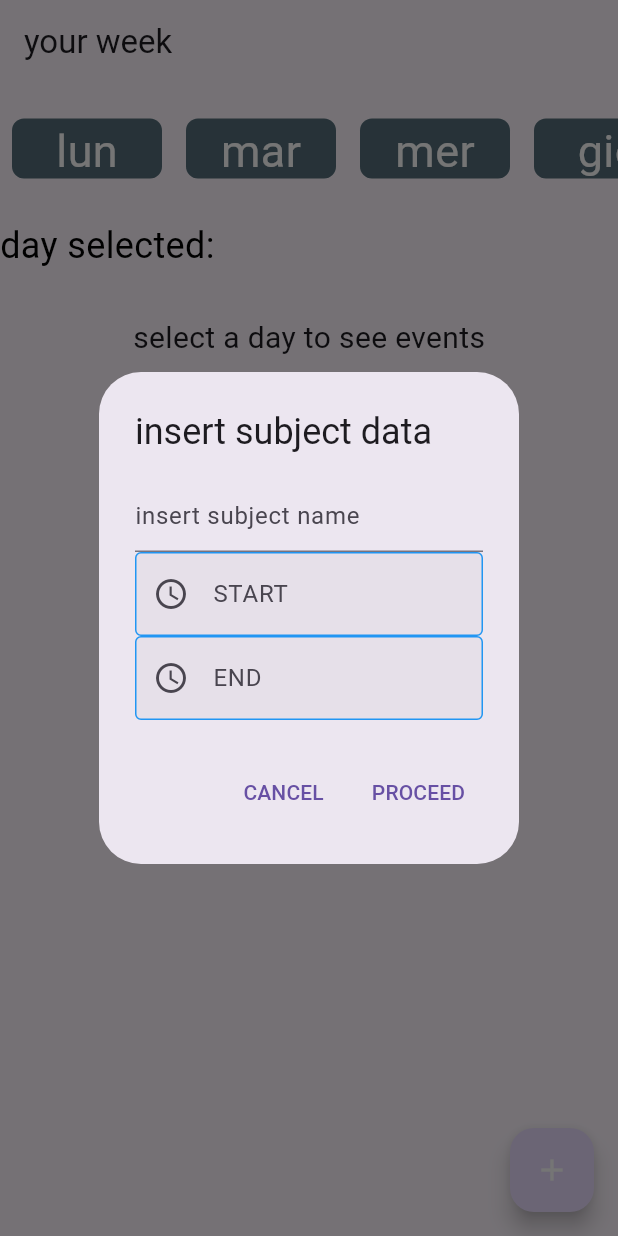
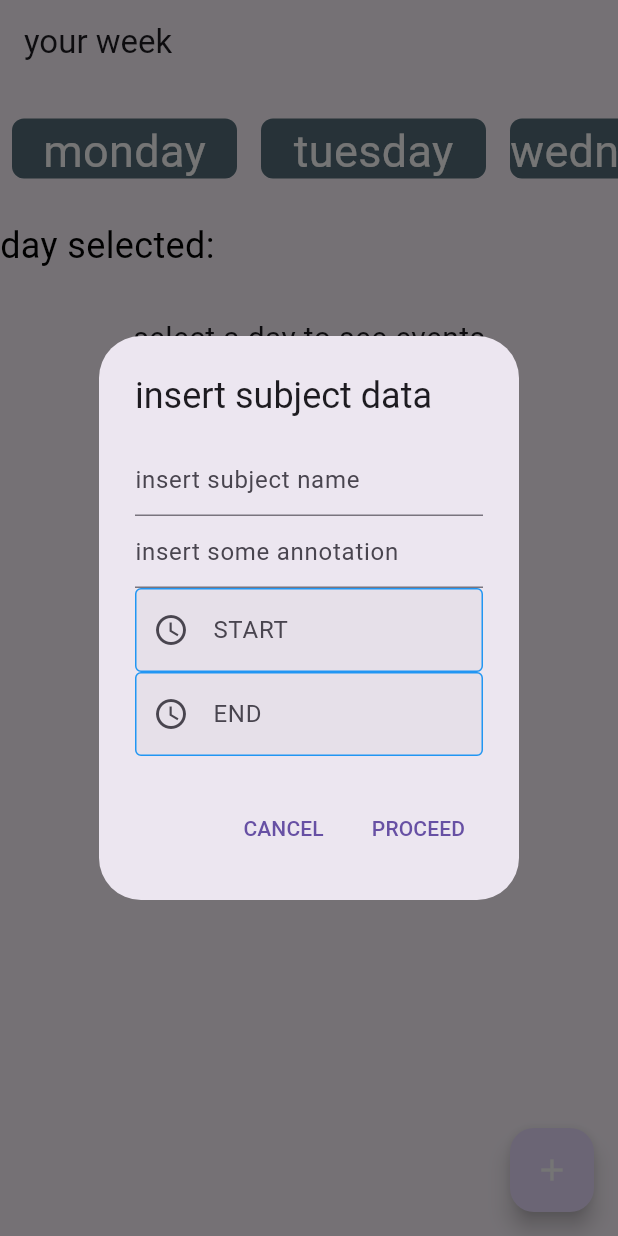
Before and after one commit to allozziotharo/Mobile-Computing, a Flutter app: the screen it shows after launch, after a tap on the "add" icon, on a phone screen of 412 x 824 dp. Run offline on Flutter 3.47's test engine with Material 3 defaults, Android fonts, the phone set to English and light mode, and no system bars; our stand-ins replace google_fonts, table_calendar; Roboto replaces fonts that are missing (Oxanium).

Commit message:
refactoring
un po' di refactoring stupido non prestare attenzione caro

```diff
--- a/project_mobile/lib/screens/weekpage.dart
+++ b/project_mobile/lib/screens/weekpage.dart
@@ -1,32 +1,5 @@
 import 'package:flutter/material.dart';
 import 'package:project_mobile/widget/DayItem.dart';
-
-class DayItemWidget extends StatelessWidget {
-  final String day;
-  //una lista di eventi ?
-
-  const DayItemWidget({required this.day});
-
-  @override
-  Widget build(BuildContext context) {
-    return Container(
-      margin: EdgeInsets.all(8),
-      width: 100,
-      height: 40,
-      decoration: BoxDecoration(
-          borderRadius: BorderRadius.circular(8), color: Colors.blueGrey[600]),
-      child: Center(
-        child: Text(
-          day,
-          style: TextStyle(
-            fontSize: 30,
-            color: Colors.white,
-          ),
-        ),
-      ),
-    );
-  }
-}
 
 class WeekPage extends StatefulWidget {
   @override
@@ -38,25 +11,36 @@ class _WeekPageState extends State<WeekPage> {
   TextEditingController _timeControllerStart = TextEditingController();
   TextEditingController _timeControllerEnd = TextEditingController();
   /******************************************************/
+  //stringa che stampa il giorno corrente
+  String _daySelected = "";
+
+  //lista che contiene i giorni della settimana
+  final List<String> _days = [
+    "monday",
+    "tuesday",
+    "wednesday",
+    "thursday",
+    "friday"
+  ];
+  /*****************************************/
 
   //serve per accedere agli elementi dell' AnimatedList
-  Map<String, GlobalKey<AnimatedListState>> _dayKey = {
-    "lunedì": GlobalKey<AnimatedListState>(),
-    "martedì": GlobalKey<AnimatedListState>(),
-    "mercoledì": GlobalKey<AnimatedListState>(),
-    "giovedì": GlobalKey<AnimatedListState>(),
-    "venerdì": GlobalKey<AnimatedListState>(),
+  late Map<String, GlobalKey<AnimatedListState>> _dayKey = {
+    _days[0]: GlobalKey<AnimatedListState>(),
+    _days[1]: GlobalKey<AnimatedListState>(),
+    _days[2]: GlobalKey<AnimatedListState>(),
+    _days[3]: GlobalKey<AnimatedListState>(),
+    _days[4]: GlobalKey<AnimatedListState>(),
   };
+  /****************************************************/
 
-  //stringa che stampa il giorno corrente
-  String _daySelected = "";
   //mappa <giorno, lista_del_giorno>
-  Map<String, List<ClassItem>> dayToList = {
-    "lunedì": [],
-    "martedì": [],
-    "mercoledì": [],
-    "giovedì": [],
-    "venerdì": [],
+  late Map<String, List<ClassItem>> dayToList = {
+    _days[0]: [],
+    _days[1]: [],
+    _days[2]: [],
+    _days[3]: [],
+    _days[4]: [],
   };
   /***********************************/
 
@@ -75,52 +59,24 @@ class _WeekPageState extends State<WeekPage> {
                   children: [
                     SingleChildScrollView(
                         scrollDirection: Axis.horizontal,
-                    child: Row(children: [
-                      GestureDetector(
+                        child: Row(
+                            children: List.generate(
+                          //creato una lista con le stringhe dei giorni della settimana
+                          5, //anzizhè ripetere il codice 5 volte uso List.generate(...) e lo scrivo una volta sola
+                          (index) => GestureDetector(
                             onTap: () {
                               setState(() {
-                              _daySelected = "lunedì";
+                                _daySelected = _days[index];
                               });
                             },
-                          child: DayItemWidget(day: "lun")),
-                      GestureDetector(
-                          onTap: () {
-                            setState(() {
-                              _daySelected = "martedì";
-                            });
-                          },
-                          child: DayItemWidget(day: "mar")),
-                      GestureDetector(
-                          onTap: () {
-                            setState(() {
-                              _daySelected = "mercoledì";
-                            });
-                          },
-                          child: DayItemWidget(day: "mer")),
-                      GestureDetector(
-                          onTap: () {
-                            setState(() {
-                              _daySelected = "giovedì";
-                            });
-                          },
-                          child: DayItemWidget(day: "gio")),
-                      GestureDetector(
-                          onTap: () {
-                            setState(() {
-                              _daySelected = "venerdì";
-                            });
-                          },
-                          child: DayItemWidget(day: "ven")),
+                            child: DayItemWidget(day: _days[index]),
+                          ),
+                        ))),
+                    SizedBox(height: 20),
+                    Text("day selected: " + _daySelected,
+                        style: TextStyle(fontSize: 24, color: Colors.black)),
+                    SizedBox(height: 30),
                   ])),
-                SizedBox(height: 20),
-                Text(
-                  "day selected: " + _daySelected,
-                  style: TextStyle(fontSize: 24, color: Colors.black),
-                ),
-                SizedBox(height: 30),
-              ],
-            ),
-          ),
           if (_daySelected.isNotEmpty) // Check if a day is selected
             Expanded(
               child: AnimatedList(
@@ -136,7 +92,7 @@ class _WeekPageState extends State<WeekPage> {
             )
           else
             Center(
-              child: Text(
+              child: const Text(
                 "select a day to see events",
                 style: TextStyle(fontSize: 20),
               ),
@@ -174,6 +130,7 @@ class _WeekPageState extends State<WeekPage> {
   }
 
   void readData() {
+    String notes = "";
     String subject = "";
     TimeOfDay start = TimeOfDay(hour: 0, minute: 0);
     TimeOfDay end = TimeOfDay(hour: 0, minute: 0);
@@ -192,6 +149,14 @@ class _WeekPageState extends State<WeekPage> {
                   },
                   decoration: InputDecoration(
                     hintText: 'insert subject name',
+                  ),
+                ),
+                TextField(
+                  onChanged: (value) {
+                    notes = value;
+                  },
+                  decoration: InputDecoration(
+                    hintText: 'insert some annotation',
                   ),
                 ),
                 TextField(
@@ -242,15 +207,15 @@ class _WeekPageState extends State<WeekPage> {
             ),
             actions: [
               TextButton(
-                child: Text('CANCEL'),
+                child: const Text('CANCEL'),
                 onPressed: () {
                   Navigator.of(context).pop();
                 },
               ),
               TextButton(
-                child: Text('PROCEED'),
+                child: const Text('PROCEED'),
                 onPressed: () {
-                  insertItem(subject, start, end);
+                  insertItem(subject, notes, start, end);
                   _timeControllerStart.text = '';
                   _timeControllerEnd.text = '';
                   Navigator.of(context).pop();
@@ -262,9 +227,11 @@ class _WeekPageState extends State<WeekPage> {
   }
 
   //funzione che chiama il costruttore di list item e lo inserisce nella lista
-  void insertItem(String subject, TimeOfDay start, TimeOfDay end) {
+  void insertItem(
+      String subject, String notes, TimeOfDay start, TimeOfDay end) {
     final newIndex = 0;
-    final newItem = ClassItem(subject: subject, start: start, end: end);
+    final newItem =
+        ClassItem(subject: subject, notes: notes, start: start, end: end);
     dayToList[_daySelected]!.insert(newIndex, newItem);
     _dayKey[_daySelected]
         ?.currentState!
--- a/project_mobile/lib/widget/DayItem.dart
+++ b/project_mobile/lib/widget/DayItem.dart
@@ -2,21 +2,47 @@
 import 'package:flutter/material.dart';
 //import per usare route
 
+/*widget che va nella row di weekpage*/
+class DayItemWidget extends StatelessWidget {
+  final String day; //giorno da visualizzare
+  //costruttore
+  const DayItemWidget({required this.day});
+
+  @override
+  Widget build(BuildContext context) {
+    return Container(
+      margin: EdgeInsets.all(8),
+      width: 150,
+      height: 40,
+      decoration: BoxDecoration(
+          borderRadius: BorderRadius.circular(8), color: Colors.blueGrey[600]),
+      child: Center(
+        child: Text(day, style: TextStyle(fontSize: 30, color: Colors.white)),
+      ),
+    );
+  }
+}
+
+//questa classe contiene i dati per il widget della lista di lezioni di weekpage
 class ClassItem {
   //nome del giorno
   final String subject;
+  final String notes;
   final TimeOfDay start;
   final TimeOfDay end;
 
   //costruttore
   const ClassItem(
-      {required this.subject, required this.start, required this.end});
+      {required this.subject,
+      required this.notes,
+      required this.start,
+      required this.end});
 }
 
 //classe del singolo widget che viene visualizzato nella lista
 class ClassItemWidget extends StatelessWidget {
   //attributi del widget visualizzato
-  final ClassItem item; //riferimento al giorno
+  final ClassItem item; //riferimento alla lezione
   final Animation<double> animation; //animazione
   final VoidCallback? onClicked; //funzione che serve all'icona cestino
 
@@ -41,10 +67,10 @@ class ClassItemWidget extends StatelessWidget {
   Widget BuildItem(BuildContext context) => Container(
         margin: EdgeInsets.all(8),
         decoration: BoxDecoration(
-          borderRadius: BorderRadius.circular(12),
-          color: Colors
-              .amber, //eventualmente implementare un modo per far scegliere all'utente il colore
-        ),
+            borderRadius: BorderRadius.circular(12),
+            color: Colors
+                .amber //eventualmente implementare un modo per far scegliere all'utente il colore
+            ),
         child: ListTile(
           contentPadding: EdgeInsets.all(16),
           leading: Column(
@@ -60,7 +86,9 @@ class ClassItemWidget extends StatelessWidget {
                   style: TextStyle(fontSize: 14)),
             ],
           ),
-          //title: -> qui ci va la parte per inserire delle note
+          title: Center(
+            child: Text("${item.notes}", style: TextStyle(fontSize: 16)),
+          ),
           trailing: IconButton(
             icon: Icon(
               Icons.delete,
```
Lines whose indentation alone changed are shown as unchanged.
